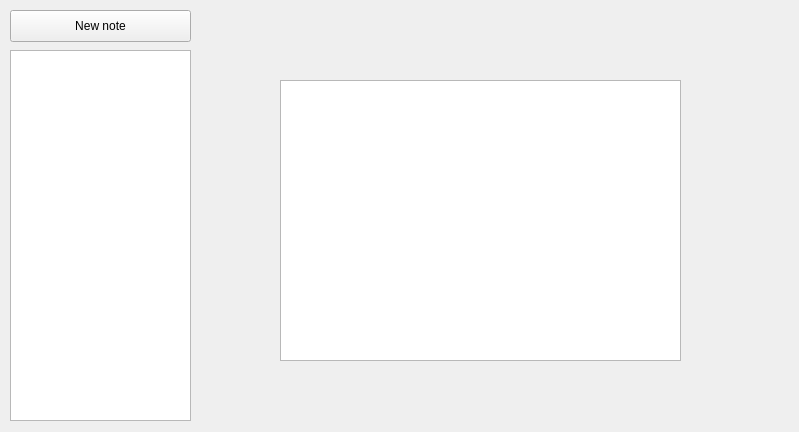
This is PluriNotes/plurinotes.ui in guillaumejounel/PluriNotes as Qt 5 draws it before an edit. The edited form follows.
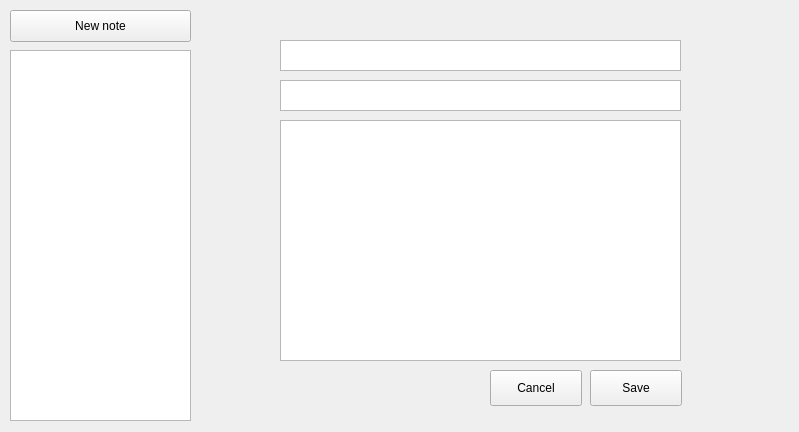
This is the edited form. The open tabs and pages were chosen to show the change.

Commit message: Link des notes vers leur contenu dans la liste déroulante

```diff
--- a/PluriNotes/plurinotes.ui
+++ b/PluriNotes/plurinotes.ui
@@ -54,15 +54,67 @@
       <property name="geometry">
        <rect>
         <x>80</x>
+        <y>110</y>
+        <width>401</width>
+        <height>241</height>
+       </rect>
+      </property>
+      <property name="readOnly">
+       <bool>true</bool>
+      </property>
+     </widget>
+     <widget class="QTextEdit" name="noteTextId">
+      <property name="geometry">
+       <rect>
+        <x>80</x>
         <y>70</y>
         <width>401</width>
-        <height>281</height>
+        <height>31</height>
        </rect>
       </property>
       <property name="readOnly">
        <bool>true</bool>
       </property>
      </widget>
+     <widget class="QTextEdit" name="noteTextTitle">
+      <property name="geometry">
+       <rect>
+        <x>80</x>
+        <y>30</y>
+        <width>401</width>
+        <height>31</height>
+       </rect>
+      </property>
+      <property name="readOnly">
+       <bool>true</bool>
+      </property>
+     </widget>
+     <widget class="QPushButton" name="buttonSaveEditArticle">
+      <property name="geometry">
+       <rect>
+        <x>390</x>
+        <y>360</y>
+        <width>92</width>
+        <height>36</height>
+       </rect>
+      </property>
+      <property name="text">
+       <string>Save</string>
+      </property>
+     </widget>
+     <widget class="QPushButton" name="buttonCancelEditArticle">
+      <property name="geometry">
+       <rect>
+        <x>290</x>
+        <y>360</y>
+        <width>92</width>
+        <height>36</height>
+       </rect>
+      </property>
+      <property name="text">
+       <string>Cancel</string>
+      </property>
+     </widget>
     </widget>
     <widget class="QWidget" name="newNotePage">
      <widget class="QWidget" name="formNoteWidget" native="true">
```
Left out of the diff: 2 changed lines with no effect on the pictures. The commit also changes 4 other files.
